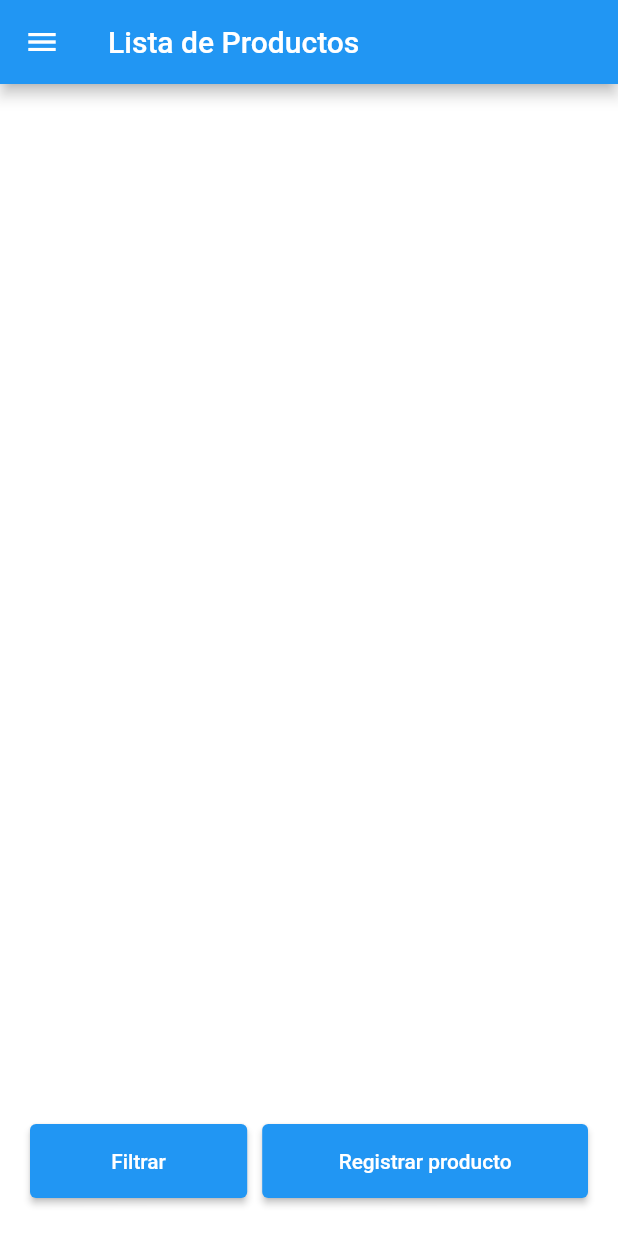
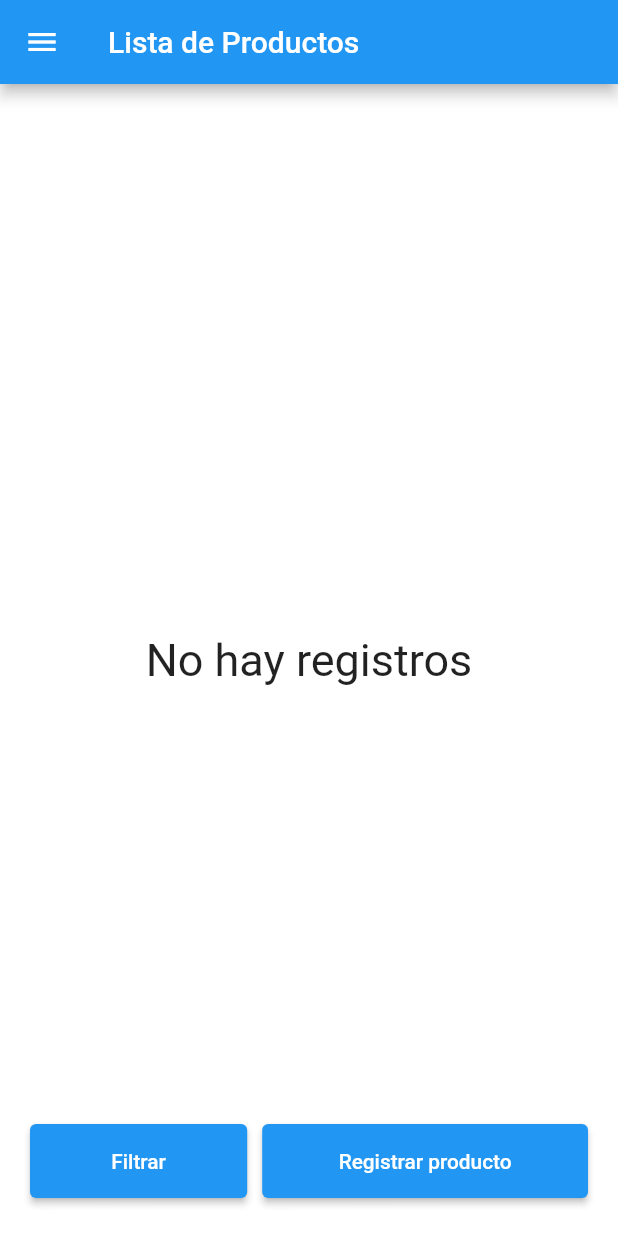
Before and after one commit to karlos6/alegra-store, a Flutter app: the screen it shows after launch, on a phone screen of 412 x 824 dp. Run offline on Flutter 3.47's test engine with Material 2 defaults, Android fonts, the phone set to English and light mode, and no system bars; missing offline and left inert: flutter_barcode_scanner; statements that could not run were skipped.

Commit message:
fix: retorno lista vacia

```diff
--- a/lib/src/ui/pages/producto/lista_producto_page.dart
+++ b/lib/src/ui/pages/producto/lista_producto_page.dart
@@ -81,7 +81,7 @@ class _ListaArticuloState extends State<ListaArticulo> {
         listaProductos.isNotEmpty
             ? _listaProductos()
             : const Center(
-                child: Text('',
+                child: Text('No hay registros',
                     textAlign: TextAlign.center,
                     style: TextStyle(fontSize: 30)),
               ),
```
